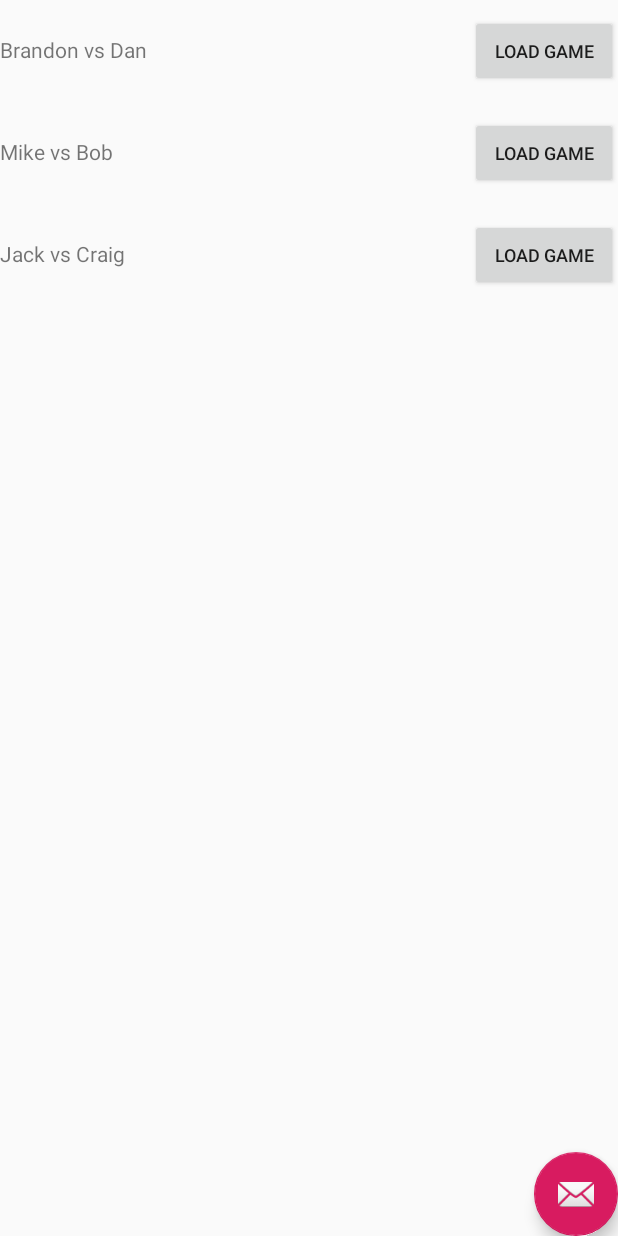
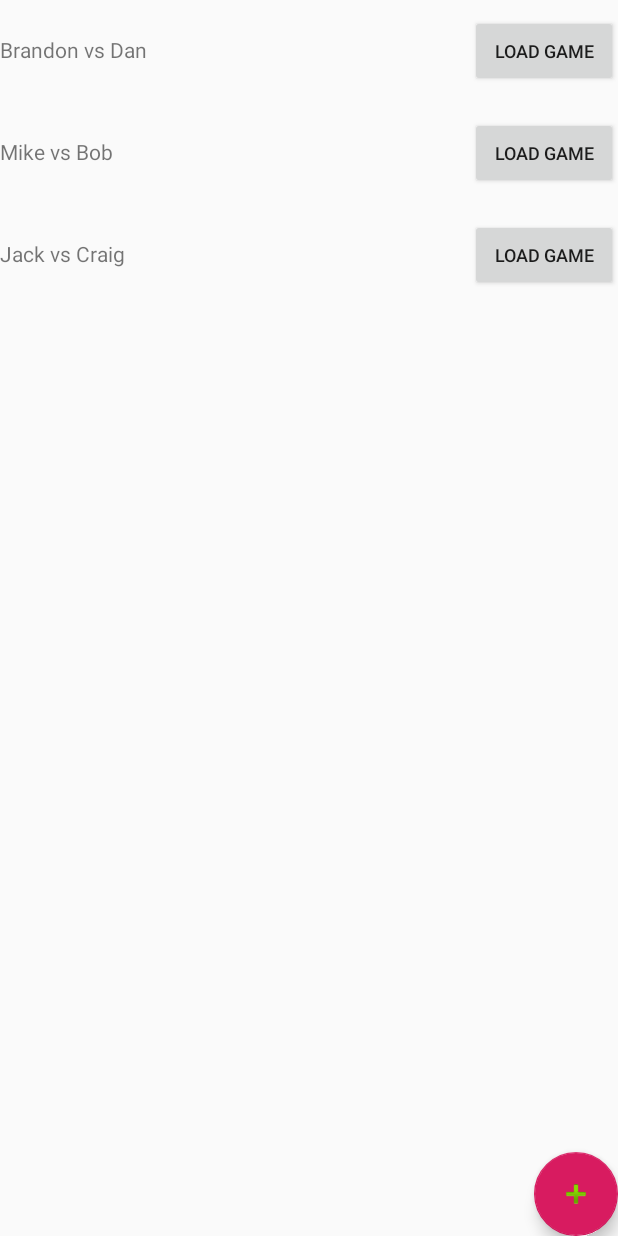
Before and after one commit to Bhaskett23/ScoreKeeper, an Android app: the screen it shows after launch (HomeActivity), on a phone screen of 412 x 824 dp. Run offline under Robolectric (Android 15) with nearby library versions, the phone set to English and light mode, and no system bars.

Commit message:
Setting up the create new game button

```diff
--- a/app/src/main/java/scorekeeper/scorekeeper/HomeActivity.java
+++ b/app/src/main/java/scorekeeper/scorekeeper/HomeActivity.java
@@ -1,5 +1,6 @@
 package scorekeeper.scorekeeper;
 
+import android.content.Intent;
 import android.os.Bundle;
 import android.provider.ContactsContract;
 import android.support.design.widget.FloatingActionButton;
@@ -29,8 +30,7 @@ public class HomeActivity extends AppCompatActivity {
         fab.setOnClickListener(new View.OnClickListener() {
             @Override
             public void onClick(View view) {
-                Snackbar.make(view, "Replace with your own action", Snackbar.LENGTH_LONG)
-                        .setAction("Action", null).show();
+                startActivity(new Intent(HomeActivity.this, MainActivity.class));
             }
         });
 
--- a/app/src/main/res/layout/activity_home.xml
+++ b/app/src/main/res/layout/activity_home.xml
@@ -31,6 +31,6 @@
         android:layout_height="wrap_content"
         app:layout_constraintBottom_toBottomOf="parent"
         app:layout_constraintEnd_toEndOf="parent"
-        app:srcCompat="@android:drawable/ic_dialog_email" />
+        app:srcCompat="@android:drawable/ic_input_add" />
 
 </android.support.constraint.ConstraintLayout>
```
